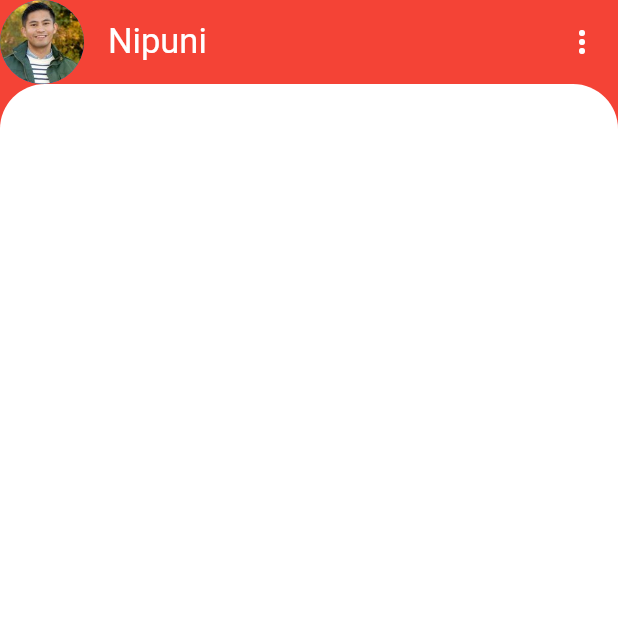
After one commit to NipuniKodithuwakku/chat-app, a Flutter app: the screen it shows after launch, after a tap on "Nipuni", on a phone screen of 412 x 824 dp, the top half of it. The commit adds this screen. Run offline on Flutter 3.47's test engine with Material 2 defaults, Android fonts, the phone set to English and light mode, and no system bars.

Commit message:
create chat screen app bar

```diff
--- /dev/null
+++ b/lib/screens/chat_screen.dart
@@ -0,0 +1,47 @@
+import 'package:flutter/material.dart';
+import '../models/user_model.dart';
+
+class ChatScreen extends StatefulWidget {
+  final User user;
+  ChatScreen({this.user});
+  createState() {
+    return ChatScreenState();
+  }
+}
+
+class ChatScreenState extends State<ChatScreen> {
+  Widget build(context) {
+    return Scaffold(
+      backgroundColor: Theme.of(context).primaryColor,
+      appBar: AppBar(
+        leading: CircleAvatar(
+          radius: 8.0,
+          backgroundImage: AssetImage(widget.user.imageUrl),
+        ),
+        title: Text(
+          widget.user.name,
+          style: TextStyle(
+            fontSize: 23.0,
+            fontWeight: FontWeight.w400,
+          ),
+        ),
+        elevation: 0.0,
+        actions: <Widget>[
+          IconButton(
+            icon: Icon(Icons.more_vert),
+            onPressed: () {},
+          ),
+        ],
+      ),
+      body: Container(
+        decoration: BoxDecoration(
+          color: Colors.white,
+          borderRadius: BorderRadius.only(
+            topLeft: Radius.circular(30.0),
+            topRight: Radius.circular(30.0),
+          ),
+        ),
+      ),
+    );
+  }
+}
--- a/lib/widgets/recent_chats.dart
+++ b/lib/widgets/recent_chats.dart
@@ -1,3 +1,4 @@
+import 'package:chat_app/screens/chat_screen.dart';
 import 'package:flutter/material.dart';
 import '../models/message_model.dart';
 
@@ -20,13 +21,23 @@ class RecentChats extends StatelessWidget {
           child: ListView.builder(
               itemCount: chats.length,
               itemBuilder: (context, index) {
-                return Container(
+                return GestureDetector(
+                  onTap: () => Navigator.push(
+                    context,
+                    MaterialPageRoute(
+                      builder: (_) => ChatScreen(
+                        user: chats[index].sender,
+                      ),
+                    ),
+                  ),
+                  child: Container(
                     margin: EdgeInsets.only(top: 5.0, bottom: 5.0, right: 20.0),
                     padding:
                         EdgeInsets.symmetric(horizontal: 20.0, vertical: 10.0),
                     decoration: BoxDecoration(
-                    color:
-                        chats[index].unread ? Color(0xFFFFEFEE) : Colors.white,
+                      color: chats[index].unread
+                          ? Color(0xFFFFEFEE)
+                          : Colors.white,
                       borderRadius: BorderRadius.only(
                         topRight: Radius.circular(20.0),
                         bottomRight: Radius.circular(20.0),
@@ -57,7 +68,8 @@ class RecentChats extends StatelessWidget {
                                 ),
                                 SizedBox(height: 5.0),
                                 Container(
-                                width: MediaQuery.of(context).size.width * 0.45,
+                                  width:
+                                      MediaQuery.of(context).size.width * 0.45,
                                   child: Text(
                                     chats[index].text,
                                     style: TextStyle(
@@ -100,10 +112,14 @@ class RecentChats extends StatelessWidget {
                                           fontWeight: FontWeight.bold),
                                     ),
                                   )
-                              : Text(''),
+                                // : Text(''),
+                                //if not you can set
+                                : SizedBox.shrink(),
+                            //this make time middle
                           ],
                         ),
                       ],
+                    ),
                   ),
                 );
               }),
```
Lines whose indentation alone changed are shown as unchanged.
